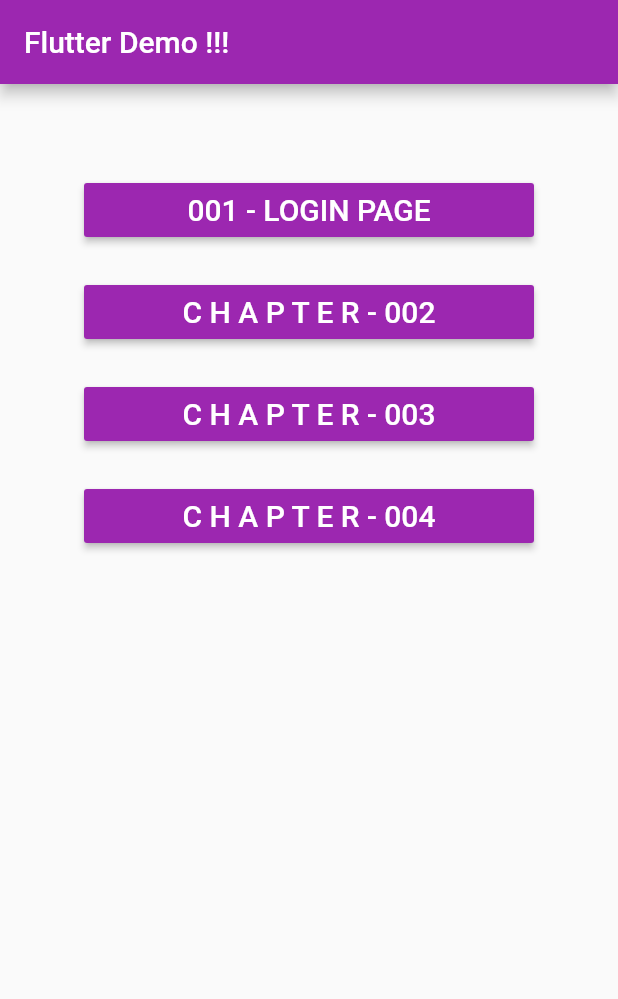
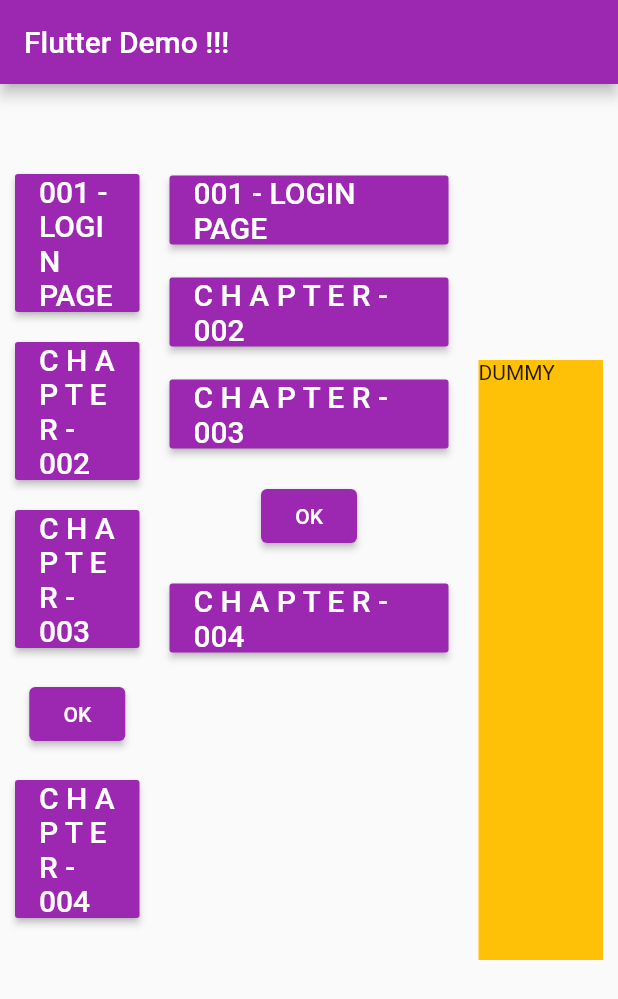
Before and after one commit to its-software-services-devops/flutter-learning, a Flutter app: the screen it shows after launch, on a phone screen of 412 x 824 dp. Shown: the top 999 px of the screen. Run offline on Flutter 3.47's test engine with Material 2 defaults, Android fonts, the light colour scheme and no system bars.

Commit message:
Tried Row()

```diff
--- a/lib/main/main_page.dart
+++ b/lib/main/main_page.dart
@@ -12,14 +12,11 @@ class AppMainPage extends StatefulWidget {
 }
 
 class _AppMainPageState extends State<AppMainPage> {
-  @override
-  Widget build(BuildContext context) {
-    return Scaffold(
-      appBar: AppBar(
-        title: const Text("Flutter Demo !!!"),
-      ),
-      body: Center(
-        child: Column(
+
+  Expanded _buildLeftColumn(int flex) {
+    return Expanded(
+      flex: flex,
+      child: Column(
           mainAxisAlignment: MainAxisAlignment.start,
           children: [
             const Padding(
@@ -29,7 +26,7 @@ class _AppMainPageState extends State<AppMainPage> {
             Padding(
               padding: const EdgeInsets.all(10),
               child: MainButton(
-                onPressed: () => {},
+                onPressed: () {},
                 text: "001 - LOGIN PAGE",
               ),
             ),
@@ -37,7 +34,7 @@ class _AppMainPageState extends State<AppMainPage> {
             Padding(
               padding: const EdgeInsets.all(10),
               child: MainButton(
-                onPressed: () => {},
+                onPressed: () {},
                 text: "C H A P T E R - 002",
               ),
             ),
@@ -45,8 +42,15 @@ class _AppMainPageState extends State<AppMainPage> {
             Padding(
               padding: const EdgeInsets.all(10),
               child: MainButton(
-                onPressed: () => {},
+                onPressed: () {},
                 text: "C H A P T E R - 003",
+              ),
+            ),
+            Padding(
+              padding: const EdgeInsets.all(10),
+              child: ElevatedButton(
+                onPressed: () {},
+                child: const Text('OK'),
               ),
             ),
 
@@ -59,6 +63,32 @@ class _AppMainPageState extends State<AppMainPage> {
             ),
           ],
         )
+      );
+  }
+
+  @override
+  Widget build(BuildContext context) {
+    return Scaffold(
+      appBar: AppBar(
+        title: const Text("Flutter Demo !!!"),
+      ),
+      body: Center(
+        child: Row(
+          children: [
+            _buildLeftColumn(1),
+            _buildLeftColumn(2),
+            Expanded(
+              flex: 1,
+              child: Container(
+                margin: const EdgeInsets.all(10),
+                width: 100,
+                height: 400,
+                color: Colors.amber,
+                child: const Text("DUMMY"),
+              )
+            )
+            ]
+          )
       )
     );
   }
```
